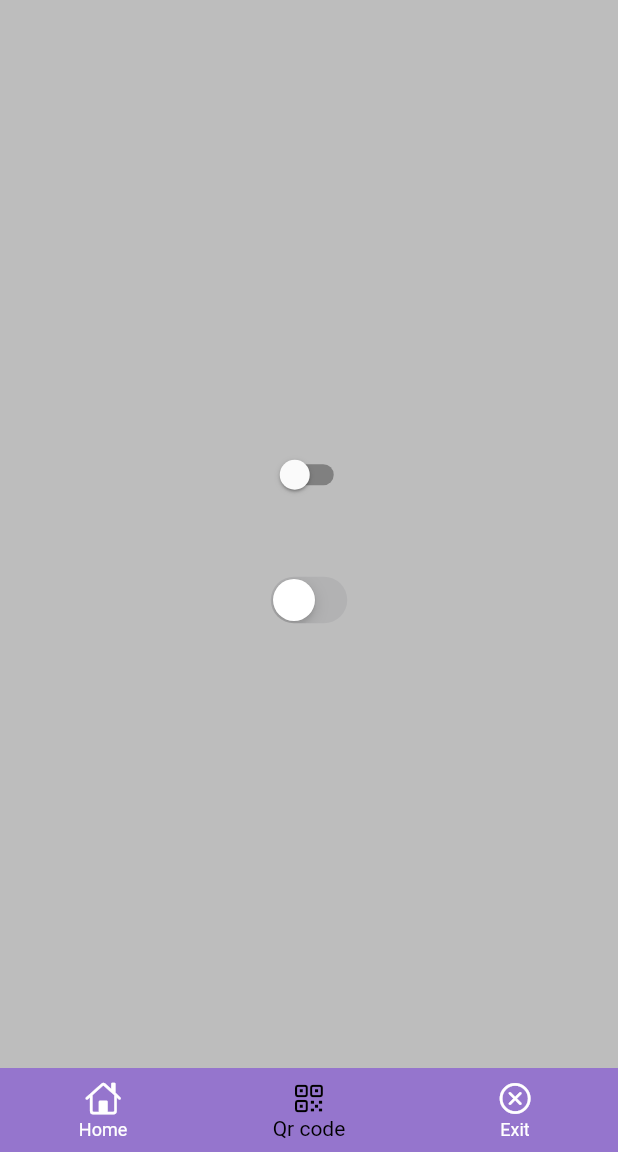
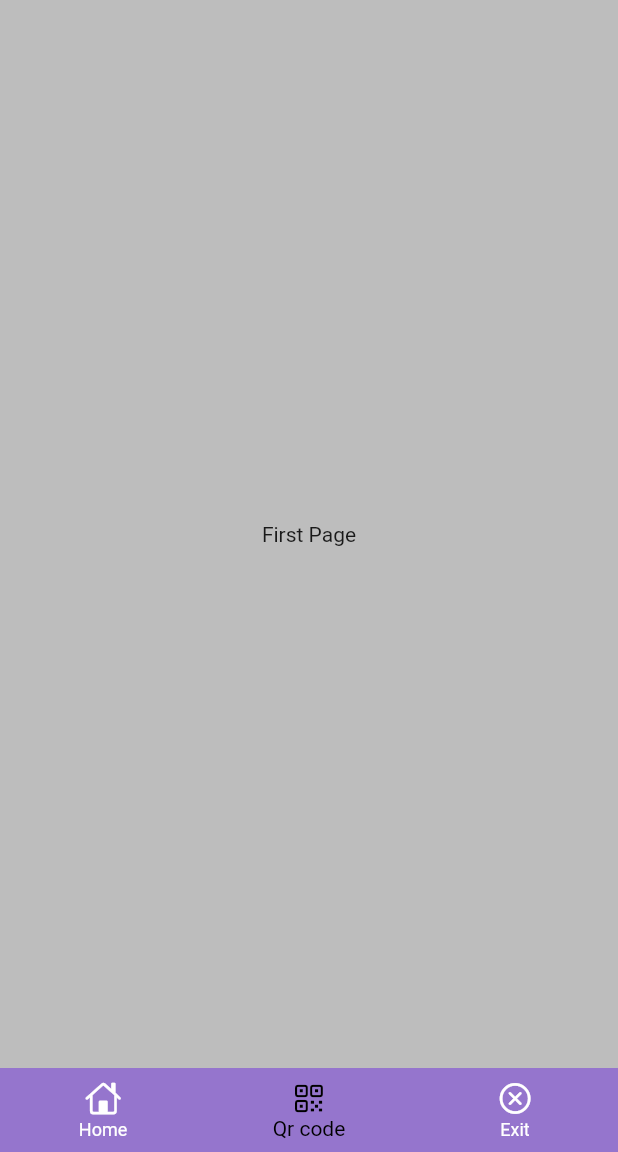
Before and after one commit to ShakriyaPanday/basic_ui, a Flutter app: the screen it shows after launch, on a phone screen of 412 x 824 dp, the part 84-1236 px from its top. Run offline on Flutter 3.47's test engine with Material 2 defaults, Android fonts, the phone set to English and light mode, and no system bars.

Commit message:
Pageview added

```diff
--- a/lib/pages/homepage.dart
+++ b/lib/pages/homepage.dart
@@ -3,9 +3,9 @@ import 'package:basic_ui/widgets/stateful/counter.dart';
 import 'package:basic_ui/widgets/stateful/switch.dart';
 import 'package:basic_ui/widgets/stateless/column.dart';
 import 'package:basic_ui/widgets/stateless/container.dart';
-
 import 'package:basic_ui/widgets/stateless/gridview.dart';
 import 'package:basic_ui/widgets/stateless/column.dart';
+import 'package:basic_ui/widgets/stateless/pageview.dart';
 import 'package:basic_ui/widgets/stateless/rounded.dart';
 import 'package:flutter/cupertino.dart';
 import 'package:flutter/material.dart';
@@ -38,7 +38,7 @@ class HomePage extends StatelessWidget {
         backgroundColor: Colors.deepPurple[400],
         elevation: 0,
       ),
-      body: SwitchWidget(),
+      body: MyWidget(),
     );
   }
 }
--- a/lib/widgets/stateless/pageview.dart
+++ b/lib/widgets/stateless/pageview.dart
@@ -0,0 +1,24 @@
+import 'package:flutter/material.dart';
+
+class MyWidget extends StatelessWidget {
+  const MyWidget({super.key});
+
+  @override
+  Widget build(BuildContext context) {
+    PageController pageController = PageController();
+    return PageView(
+      controller: pageController,
+      children: [
+        Center(
+          child: Text('First Page'),
+        ),
+        Center(
+          child: Text('Second Page'),
+        ),
+        Center(
+          child: Text('Third Page'),
+        ),
+      ],
+    );
+  }
+}
```
